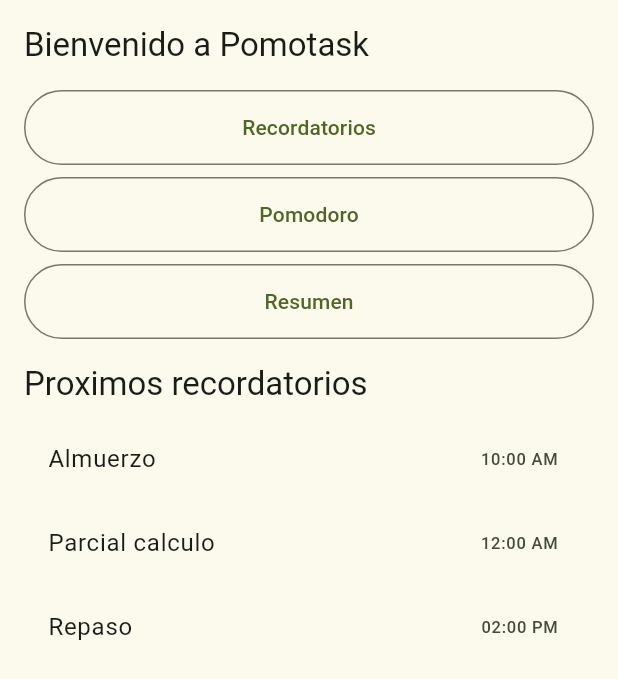
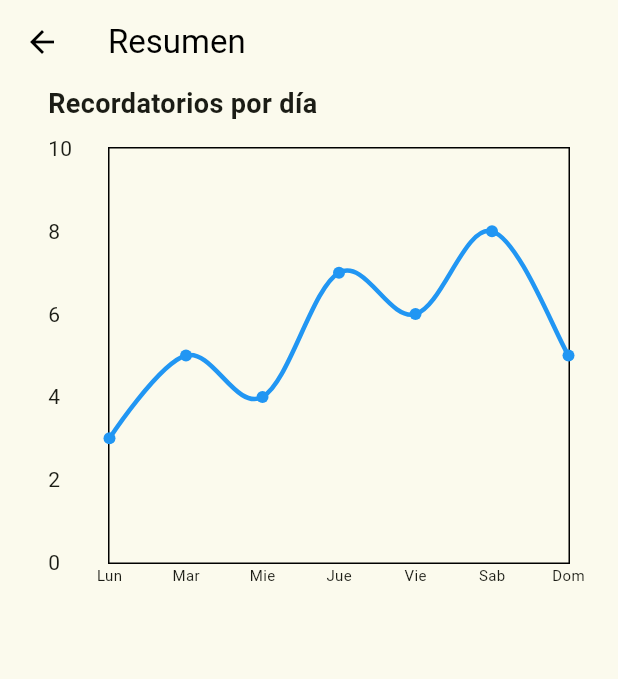
Before and after one commit to dasafodev/pomotask, a Flutter app: the screen it shows after launch, after a tap on "Resumen", on a phone screen of 412 x 824 dp. Shown: the top 679 px of the screen. Run offline on Flutter 3.47's test engine with Material 3 defaults, Android fonts, the phone set to English and light mode, and no system bars; drawn by our look-alikes of fl_chart; our stand-ins replace shared_preferences.

Commit message:
feat: summary

```diff
--- a/lib/home/home_view.dart
+++ b/lib/home/home_view.dart
@@ -1,10 +1,51 @@
 import 'package:flutter/material.dart';
 import 'package:pomotask/pomodoro/pomodoro_view.dart';
+import 'package:pomotask/reminder/reminder_model.dart';
+import 'package:pomotask/reminder/reminder_repository.dart';
 import 'package:pomotask/reminder/reminder_view.dart';
+import 'package:pomotask/summary/summary_view.dart';
 import 'package:pomotask/ui/button.dart';
 
-class HomeView extends StatelessWidget {
+class HomeView extends StatefulWidget {
   const HomeView({super.key});
+
+  @override
+  _HomeViewState createState() => _HomeViewState();
+}
+
+class _HomeViewState extends State<HomeView> {
+  List<ReminderModel> todayReminders = [];
+  late ReminderRepository _reminderRepository;
+  bool _isLoading = true;
+
+  @override
+  void initState() {
+    super.initState();
+    _reminderRepository = ReminderRepository();
+    _loadTodayReminders();
+  }
+
+  Future<void> _loadTodayReminders() async {
+    setState(() {
+      _isLoading = true;
+    });
+
+    final reminders = await _reminderRepository.getReminders();
+    print('Todos los recordatorios: ${reminders.length}'); // Añadir esta línea
+
+    final now = DateTime.now();
+    final today = DateTime(now.year, now.month, now.day);
+
+    setState(() {
+      todayReminders = reminders.where((r) {
+        final reminderDate = DateTime(r.date.year, r.date.month, r.date.day);
+        return reminderDate.isAtSameMomentAs(today);
+      }).toList();
+      print(
+          'Recordatorios de hoy: ${todayReminders.length}'); // Añadir esta línea
+      _isLoading = false;
+    });
+  }
 
   @override
   Widget build(BuildContext context) {
@@ -16,7 +57,7 @@
             crossAxisAlignment: CrossAxisAlignment.start,
             children: [
               Text(
-                'Bienvenido a Pomotask',
+                'Bienvenido',
                 style: Theme.of(context).textTheme.titleLarge,
               ),
               const SizedBox(height: 16),
@@ -42,26 +83,34 @@
               ),
               const SizedBox(height: 8),
               SimpleButton(
-                onPressed: () {},
+                onPressed: () {
+                  Navigator.push(
+                    context,
+                    MaterialPageRoute(
+                        builder: (context) => const SummaryView()),
+                  );
+                },
                 child: const Text('Resumen'),
               ),
               const SizedBox(height: 16),
               Text(
-                'Proximos recordatorios',
+                'Próximos recordatorios',
                 style: Theme.of(context).textTheme.titleLarge,
               ),
               const SizedBox(height: 8),
-              const ListTile(
-                title: Text('Almuerzo'),
-                trailing: Text('10:00 AM'),
-              ),
-              const ListTile(
-                title: Text('Parcial calculo'),
-                trailing: Text('12:00 AM'),
-              ),
-              const ListTile(
-                title: Text('Repaso'),
-                trailing: Text('02:00 PM'),
+              Expanded(
+                child: _isLoading
+                    ? const Center(child: CircularProgressIndicator())
+                    : ListView.builder(
+                        itemCount: todayReminders.length,
+                        itemBuilder: (context, index) {
+                          final reminder = todayReminders[index];
+                          return ListTile(
+                            title: Text(reminder.title),
+                            trailing: Text(reminder.time.format(context)),
+                          );
+                        },
+                      ),
               ),
             ],
           ),
--- a/lib/pomodoro/pomodoro_view.dart
+++ b/lib/pomodoro/pomodoro_view.dart
@@ -97,7 +97,7 @@
       ),
       bottomNavigationBar: SafeArea(
         child: Padding(
-          padding: const EdgeInsets.symmetric(horizontal: 16.0),
+          padding: const EdgeInsets.symmetric(horizontal: 16.0, vertical: 8),
           child: Column(
             mainAxisSize: MainAxisSize.min,
             mainAxisAlignment: MainAxisAlignment.spaceEvenly,
--- a/lib/reminder/create_reminder_view.dart
+++ b/lib/reminder/create_reminder_view.dart
@@ -117,7 +117,7 @@
       ),
       bottomNavigationBar: SafeArea(
         child: Padding(
-          padding: const EdgeInsets.symmetric(horizontal: 16.0),
+          padding: const EdgeInsets.symmetric(horizontal: 16.0, vertical: 8),
           child: Button(
             onPressed: _saveReminder,
             child: Text('Guardar'),
--- a/lib/reminder/reminder_repository.dart
+++ b/lib/reminder/reminder_repository.dart
@@ -4,6 +4,7 @@
 
 class ReminderRepository {
   static final ReminderRepository _instance = ReminderRepository._internal();
+  bool _isInitialized = false;
 
   factory ReminderRepository() {
     return _instance;
@@ -25,6 +26,9 @@
   }
 
   Future<List<ReminderModel>> getReminders() async {
+    if (!_isInitialized) {
+      await Future.delayed(Duration(seconds: 2));
+    }
     final prefs = await SharedPreferences.getInstance();
     final remindersJson = prefs.getStringList(_remindersKey) ?? [];
     return remindersJson
@@ -39,31 +43,50 @@
     if (remindersJson == null || remindersJson.isEmpty) {
       final defaultReminders = [
         ReminderModel(
-          title: 'Reminder 1',
+          title: 'Taller de programación',
           date: DateTime.now(),
           time: TimeOfDay.now(),
           isCompleted: false,
-          note: 'This is the first default reminder',
+          note: 'Taller de programación',
         ),
         ReminderModel(
-          title: 'Reminder 2',
+          title: 'Parcial de programación',
+          date: DateTime.now().add(Duration(hours: 1)),
+          time: TimeOfDay.now(),
+          isCompleted: false,
+          note: 'Taller de programación',
+        ),
+        ReminderModel(
+          title: 'Parcial de matemáticas',
+          date: DateTime.now().add(Duration(hours: 2)),
+          time: TimeOfDay.now(),
+          isCompleted: false,
+          note: 'Taller de programación',
+        ),
+        ReminderModel(
+          title: 'Taller de matemáticas',
           date: DateTime.now().add(Duration(days: 1)),
           time: TimeOfDay.now(),
           isCompleted: false,
-          note: 'This is the second default reminder',
+          note: 'Taller de matemáticas',
         ),
         ReminderModel(
-          title: 'Reminder 3',
+          title: 'Taller de física',
           date: DateTime.now().add(Duration(days: 2)),
           time: TimeOfDay.now(),
           isCompleted: false,
-          note: 'This is the third default reminder',
+          note: 'Taller de física',
         ),
       ];
 
       final remindersJson =
           defaultReminders.map((r) => r.toSharedPreferencesString()).toList();
       await prefs.setStringList(_remindersKey, remindersJson);
+      _isInitialized = true;
+      print(
+          'Recordatorios predeterminados inicializados: ${defaultReminders.length}');
+    } else {
+      print('Recordatorios existentes encontrados: ${remindersJson.length}');
     }
   }
 }
--- /dev/null
+++ b/lib/summary/summary_view.dart
@@ -0,0 +1,89 @@
+import 'package:fl_chart/fl_chart.dart';
+import 'package:flutter/material.dart';
+
+class SummaryView extends StatelessWidget {
+  const SummaryView({super.key});
+
+  @override
+  Widget build(BuildContext context) {
+    return Scaffold(
+      appBar: AppBar(
+        title: const Text('Resumen'),
+      ),
+      body: Padding(
+        padding: const EdgeInsets.symmetric(horizontal: 32.0),
+        child: Column(
+          crossAxisAlignment: CrossAxisAlignment.start,
+          children: [
+            const Text(
+              'Recordatorios por día',
+              style: TextStyle(fontSize: 18, fontWeight: FontWeight.bold),
+            ),
+            const SizedBox(height: 16),
+            SizedBox(
+              height: 300,
+              child: LineChart(
+                LineChartData(
+                  gridData: FlGridData(show: false),
+                  titlesData: FlTitlesData(
+                    leftTitles: AxisTitles(
+                      sideTitles: SideTitles(
+                        showTitles: true,
+                        reservedSize: 40,
+                        getTitlesWidget: (value, meta) =>
+                            Text(value.toInt().toString()),
+                      ),
+                    ),
+                    bottomTitles: AxisTitles(
+                      sideTitles: SideTitles(
+                        showTitles: true,
+                        getTitlesWidget: (value, meta) => Text(
+                          [
+                            'Lun',
+                            'Mar',
+                            'Mie',
+                            'Jue',
+                            'Vie',
+                            'Sab',
+                            'Dom'
+                          ][value.toInt()],
+                          style: const TextStyle(fontSize: 10),
+                        ),
+                      ),
+                    ),
+                    topTitles:
+                        AxisTitles(sideTitles: SideTitles(showTitles: false)),
+                    rightTitles:
+                        AxisTitles(sideTitles: SideTitles(showTitles: false)),
+                  ),
+                  borderData: FlBorderData(show: true),
+                  minX: 0,
+                  maxX: 6,
+                  minY: 0,
+                  maxY: 10,
+                  lineBarsData: [
+                    LineChartBarData(
+                      spots: [
+                        const FlSpot(0, 3),
+                        const FlSpot(1, 5),
+                        const FlSpot(2, 4),
+                        const FlSpot(3, 7),
+                        const FlSpot(4, 6),
+                        const FlSpot(5, 8),
+                        const FlSpot(6, 5),
+                      ],
+                      isCurved: true,
+                      color: Colors.blue,
+                      barWidth: 3,
+                      dotData: FlDotData(show: true),
+                    ),
+                  ],
+                ),
+              ),
+            ),
+          ],
+        ),
+      ),
+    );
+  }
+}
--- a/pubspec.yaml
+++ b/pubspec.yaml
@@ -11,6 +11,7 @@
     sdk: flutter
   cupertino_icons: ^1.0.8
   shared_preferences: ^2.3.2
+  fl_chart: ^0.69.0
 
 dev_dependencies:
   flutter_test:
```
Also changed, not shown: pubspec.lock.
